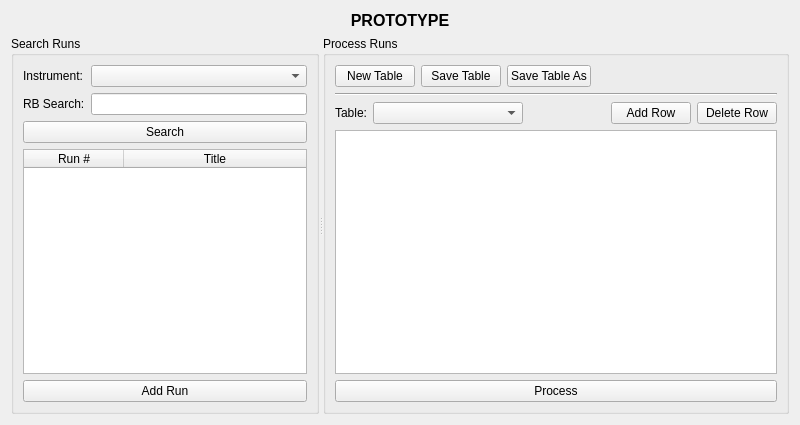
This is Code/Mantid/MantidQt/CustomInterfaces/inc/MantidQtCustomInterfaces/ReflMainWidget.ui in mantidproject/mantid as Qt 5 draws it before an edit. The edited form follows.
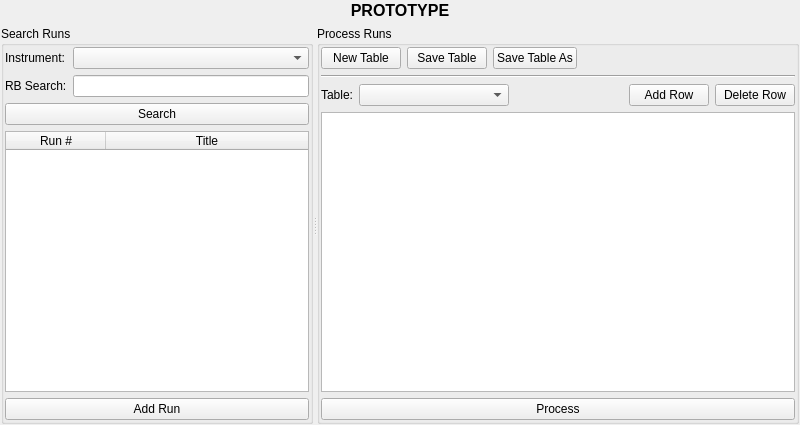
This is the edited form. Custom widgets are drawn as their Qt base class.

Commit message: Refs #10223 Decrease whitespace in Refl UI

What changed in the file:
```diff
--- a/Code/Mantid/MantidQt/CustomInterfaces/inc/MantidQtCustomInterfaces/ReflMainWidget.ui
+++ b/Code/Mantid/MantidQt/CustomInterfaces/inc/MantidQtCustomInterfaces/ReflMainWidget.ui
@@ -14,6 +14,9 @@
    <string>ISIS Reflectometry</string>
   </property>
   <layout class="QVBoxLayout" name="layoutMain">
+   <property name="margin">
+    <number>1</number>
+   </property>
    <item>
     <widget class="QLabel" name="labelPrototype">
      <property name="font">
@@ -51,6 +54,9 @@
        <string>Search Runs</string>
       </property>
       <layout class="QVBoxLayout" name="layoutSearchPane">
+       <property name="margin">
+        <number>1</number>
+       </property>
        <item>
         <layout class="QFormLayout" name="layoutSearchForm">
          <item row="0" column="0">
@@ -188,6 +194,9 @@
        <string>Process Runs</string>
       </property>
       <layout class="QHBoxLayout" name="layoutTableView">
+       <property name="margin">
+        <number>1</number>
+       </property>
        <item>
         <layout class="QVBoxLayout" name="layoutButtonsTable">
          <item>
```
